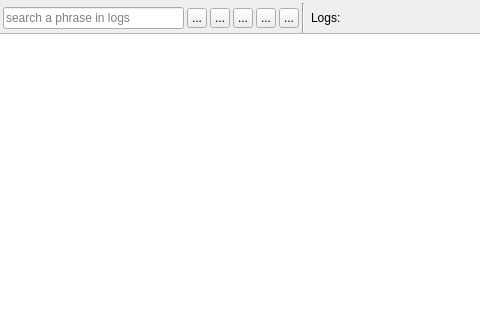
Qt form sources/lusan/view/log/ui/LiveLogViewer.ui (aregtech/areg-sdk-tools) before a commit; both pictures show x 91 to 571 and y 0 to 320 of the 692 by 628 pixel window.
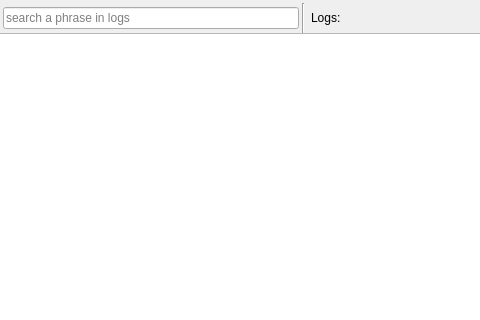
The same form after that commit. Icons and pictures are not drawn. Custom widgets are drawn as their Qt base class.

Commit message: Implemented search functionality Optimized log viewers

The edit to the form file:
```diff
--- a/sources/lusan/view/log/ui/LiveLogViewer.ui
+++ b/sources/lusan/view/log/ui/LiveLogViewer.ui
@@ -262,178 +262,6 @@
                   </property>
                  </widget>
                 </item>
-                <item>
-                 <widget class="QToolButton" name="btnMatchCase">
-                  <property name="minimumSize">
-                   <size>
-                    <width>20</width>
-                    <height>20</height>
-                   </size>
-                  </property>
-                  <property name="maximumSize">
-                   <size>
-                    <width>20</width>
-                    <height>20</height>
-                   </size>
-                  </property>
-                  <property name="toolTip">
-                   <string>Search match case</string>
-                  </property>
-                  <property name="whatsThis">
-                   <string>Search prhase match case</string>
-                  </property>
-                  <property name="autoFillBackground">
-                   <bool>true</bool>
-                  </property>
-                  <property name="text">
-                   <string>...</string>
-                  </property>
-                  <property name="icon">
-                   <iconset resource="../../../res/lusan.qrc">
-                    <normaloff>:/icons/search-match-case</normaloff>:/icons/search-match-case</iconset>
-                  </property>
-                  <property name="checkable">
-                   <bool>true</bool>
-                  </property>
-                 </widget>
-                </item>
-                <item>
-                 <widget class="QToolButton" name="btnMatchWord">
-                  <property name="minimumSize">
-                   <size>
-                    <width>20</width>
-                    <height>20</height>
-                   </size>
-                  </property>
-                  <property name="maximumSize">
-                   <size>
-                    <width>20</width>
-                    <height>20</height>
-                   </size>
-                  </property>
-                  <property name="toolTip">
-                   <string>Search whole word</string>
-                  </property>
-                  <property name="whatsThis">
-                   <string>Search phrase whole word</string>
-                  </property>
-                  <property name="autoFillBackground">
-                   <bool>true</bool>
-                  </property>
-                  <property name="text">
-                   <string>...</string>
-                  </property>
-                  <property name="icon">
-                   <iconset resource="../../../res/lusan.qrc">
-                    <normaloff>:/icons/search-match-word</normaloff>:/icons/search-match-word</iconset>
-                  </property>
-                  <property name="checkable">
-                   <bool>true</bool>
-                  </property>
-                 </widget>
-                </item>
-                <item>
-                 <widget class="QToolButton" name="btnSearch">
-                  <property name="minimumSize">
-                   <size>
-                    <width>20</width>
-                    <height>20</height>
-                   </size>
-                  </property>
-                  <property name="maximumSize">
-                   <size>
-                    <width>20</width>
-                    <height>20</height>
-                   </size>
-                  </property>
-                  <property name="toolTip">
-                   <string>Search phrase (Ctrl+F)</string>
-                  </property>
-                  <property name="whatsThis">
-                   <string>Search phrase</string>
-                  </property>
-                  <property name="autoFillBackground">
-                   <bool>true</bool>
-                  </property>
-                  <property name="text">
-                   <string>...</string>
-                  </property>
-                  <property name="icon">
-                   <iconset theme="QIcon::ThemeIcon::EditFind"/>
-                  </property>
-                  <property name="shortcut">
-                   <string notr="true">Ctrl+F</string>
-                  </property>
-                 </widget>
-                </item>
-                <item>
-                 <widget class="QToolButton" name="btnSearchNext">
-                  <property name="minimumSize">
-                   <size>
-                    <width>20</width>
-                    <height>20</height>
-                   </size>
-                  </property>
-                  <property name="maximumSize">
-                   <size>
-                    <width>20</width>
-                    <height>20</height>
-                   </size>
-                  </property>
-                  <property name="toolTip">
-                   <string>Find next (F3)</string>
-                  </property>
-                  <property name="whatsThis">
-                   <string>Find next match of phrase</string>
-                  </property>
-                  <property name="autoFillBackground">
-                   <bool>true</bool>
-                  </property>
-                  <property name="text">
-                   <string>...</string>
-                  </property>
-                  <property name="icon">
-                   <iconset theme="QIcon::ThemeIcon::GoDown"/>
-                  </property>
-                  <property name="shortcut">
-                   <string notr="true">F3</string>
-                  </property>
-                 </widget>
-                </item>
-                <item>
-                 <widget class="QToolButton" name="btnSearchPrev">
-                  <property name="minimumSize">
-                   <size>
-                    <width>20</width>
-                    <height>20</height>
-                   </size>
-                  </property>
-                  <property name="maximumSize">
-                   <size>
-                    <width>20</width>
-                    <height>20</height>
-                   </size>
-                  </property>
-                  <property name="toolTip">
-                   <string>Find previous</string>
-                  </property>
-                  <property name="statusTip">
-                   <string>Find previous match of phrase</string>
-                  </property>
-                  <property name="autoFillBackground">
-                   <bool>true</bool>
-                  </property>
-                  <property name="text">
-                   <string>...</string>
-                  </property>
-                  <property name="icon">
-                   <iconset theme="QIcon::ThemeIcon::GoUp"/>
-                  </property>
-                  <property name="shortcut">
-                   <string notr="true">Ctrl+F3</string>
-                  </property>
-                 </widget>
-                </item>
                </layout>
               </widget>
              </item>
```
The commit also changes 19 other files.
